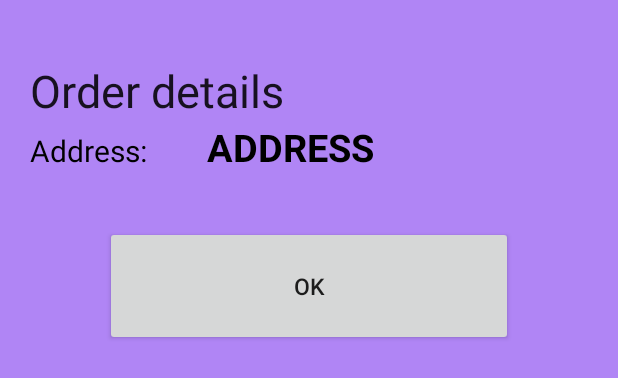
After one commit to Vek0n/Korona-Zakupy-Android-App, an Android app: the layout active_order_details_popup.xml on its own in the app's theme, with its tools: preview values and no code run, on a phone screen of 412 x 824 dp. The commit adds this screen. Shown: the top 378 px of the screen. Run offline under Robolectric (Android 15) with nearby library versions, the phone set to English and light mode, and no system bars; network calls fail.

Commit message:
new OrderListAdapter class, new listView layout, updated AvailableOrdersFragmen, refactoringt

```diff
--- a/app/src/main/java/com/maskjs/korona_zakupy/data/orders/OrderRepository.kt
+++ b/app/src/main/java/com/maskjs/korona_zakupy/data/orders/OrderRepository.kt
@@ -34,7 +34,7 @@ class OrderRepository<T: Any>(private val orderDao: OrderDao): IRepository<T>{
             = orderDao.cancelConfirmOrder(orderId, userId)
 
 
-   suspend fun checkConfirmation(orderId: Long): Boolean
+    suspend fun checkConfirmation(orderId: Long): Boolean
             = orderDao.checkConfirmation(orderId)
                 .toBoolean()
 
--- /dev/null
+++ b/app/src/main/res/layout/active_order_details_popup.xml
@@ -0,0 +1,90 @@
+<?xml version="1.0" encoding="utf-8"?>
+<androidx.constraintlayout.widget.ConstraintLayout
+    xmlns:android="http://schemas.android.com/apk/res/android"
+    xmlns:tools="http://schemas.android.com/tools"
+    android:layout_width="match_parent"
+    android:layout_height="match_parent">
+
+
+    <LinearLayout
+        android:id="@+id/linear_layout"
+        android:layout_width="match_parent"
+        android:layout_height="match_parent"
+        android:background="@color/primaryLightColor"
+        android:orientation="vertical"
+        android:padding="20dp"
+        tools:layout_editor_absoluteX="28dp"
+        tools:layout_editor_absoluteY="0dp">
+
+        <TextView
+            android:id="@+id/text_view"
+            android:layout_width="match_parent"
+            android:layout_height="wrap_content"
+            android:layout_gravity="center_horizontal"
+            android:layout_marginTop="20dp"
+            android:text="@string/popup_text"
+            android:textAppearance="@style/Base.TextAppearance.AppCompat.Large"
+            android:textSize="30sp" />
+
+        <LinearLayout
+            android:layout_width="wrap_content"
+            android:layout_height="wrap_content"
+            android:orientation="horizontal"
+            android:layout_marginBottom="20dp">
+
+            <TextView
+                android:id="@+id/address_title_text_view"
+                android:layout_width="match_parent"
+                android:layout_height="wrap_content"
+                android:text="@string/Address"
+                android:textColor="@color/secondaryTextColor"
+                android:textSize="20sp" />
+
+            <TextView
+                android:id="@+id/address_text_view"
+                android:layout_width="128dp"
+                android:layout_height="50dp"
+                android:layout_marginLeft="40dp"
+                android:layout_weight="0"
+                android:text="ADDRESS"
+                android:textColor="@color/secondaryTextColor"
+                android:textSize="25sp"
+                android:textStyle="bold" />
+
+        </LinearLayout>
+
+        <ListView
+            android:id="@+id/products_list_view"
+            android:layout_width="match_parent"
+            android:layout_height="wrap_content" />
+
+        <LinearLayout
+            android:layout_width="match_parent"
+            android:layout_height="match_parent"
+            android:orientation="horizontal">
+
+            <View
+                android:layout_width="50dp"
+                android:layout_height="0dp"
+
+                android:text="Right Button" />
+
+            <Button
+                android:id="@+id/Ok_button"
+                android:layout_width="5dp"
+                android:layout_height="80dp"
+                android:layout_weight="1"
+                android:text="@string/Ok"
+                android:textSize="15sp" />
+
+            <View
+                android:layout_width="50dp"
+                android:layout_height="0dp"
+
+                android:text="Right Button" />
+
+        </LinearLayout>
+
+    </LinearLayout>
+
+</androidx.constraintlayout.widget.ConstraintLayout>
--- a/app/src/main/res/layout/order_details_popup.xml
+++ b/app/src/main/res/layout/available_order_details_popup.xml
@@ -20,7 +20,6 @@
             android:id="@+id/text_view"
             android:layout_width="match_parent"
             android:layout_height="wrap_content"
-            android:layout_alignParentTop="true"
             android:layout_gravity="center_horizontal"
             android:layout_marginTop="38dp"
             android:text="@string/popup_text"
--- a/app/src/main/res/layout/fragment_available_orders.xml
+++ b/app/src/main/res/layout/fragment_available_orders.xml
@@ -8,9 +8,8 @@
 
     <ListView
         android:id="@+id/listViewAvailableOrders"
-        android:layout_width="409dp"
-        android:layout_height="729dp"
-        android:layout_marginEnd="2dp"
+        android:layout_width="0dp"
+        android:layout_height="0dp"
         app:layout_constraintBottom_toBottomOf="parent"
         app:layout_constraintEnd_toEndOf="parent"
         app:layout_constraintStart_toStartOf="parent"
--- a/app/src/main/res/values/strings.xml
+++ b/app/src/main/res/values/strings.xml
@@ -23,6 +23,8 @@
     <string name="accept_order">Accept</string>
     <string name="cancel">Cancel</string>
     <string name="popup_text">Order details</string>
+    <string name="Ok">OK</string>
+    <string name="Address">Address:</string>
 <!--    <string name="active_orders_list_name">History</string>-->
 
 </resources>
```
Also changed, not shown: app/src/main/java/com/maskjs/korona_zakupy/volunteer_ui/OrdersListAdapter.kt (renamed from app/src/main/java/com/maskjs/korona_zakupy/volunteer_ui/active/ActiveOrdersListAdapter.kt, +38 -11 lines), app/src/main/java/com/maskjs/korona_zakupy/volunteer_ui/active/ActiveOrdersFragment.kt (+13 -10 lines), app/src/main/java/com/maskjs/korona_zakupy/volunteer_ui/available/AvailableOrdersFragment.kt (+97 -6 lines), app/src/main/res/layout/list_active_orders.xml (+9 -5 lines).
